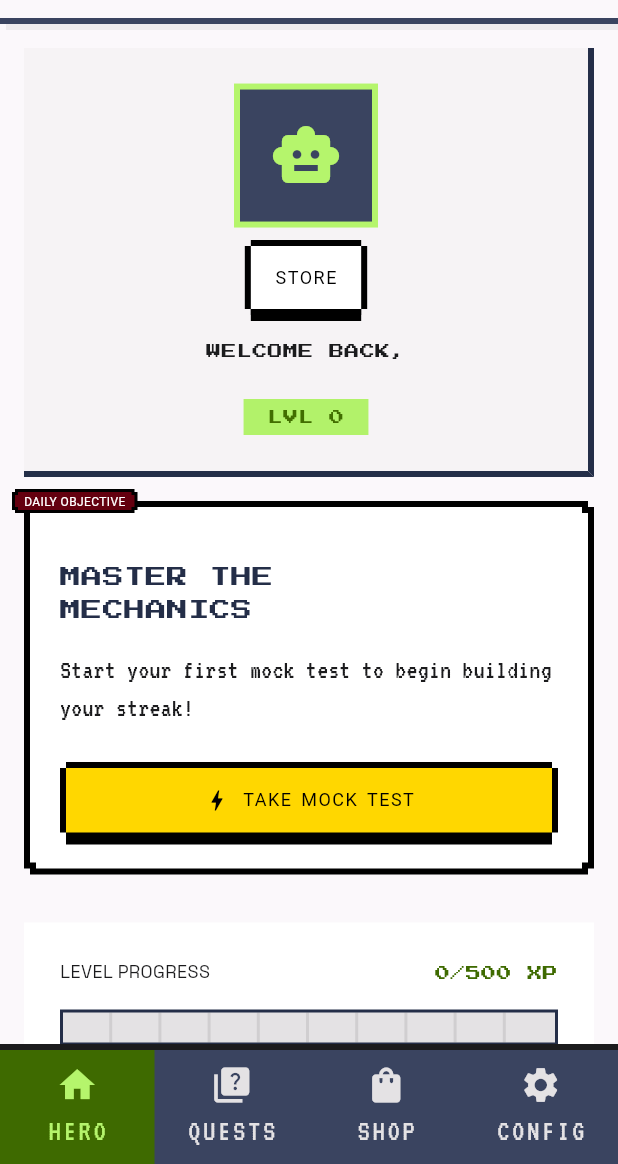
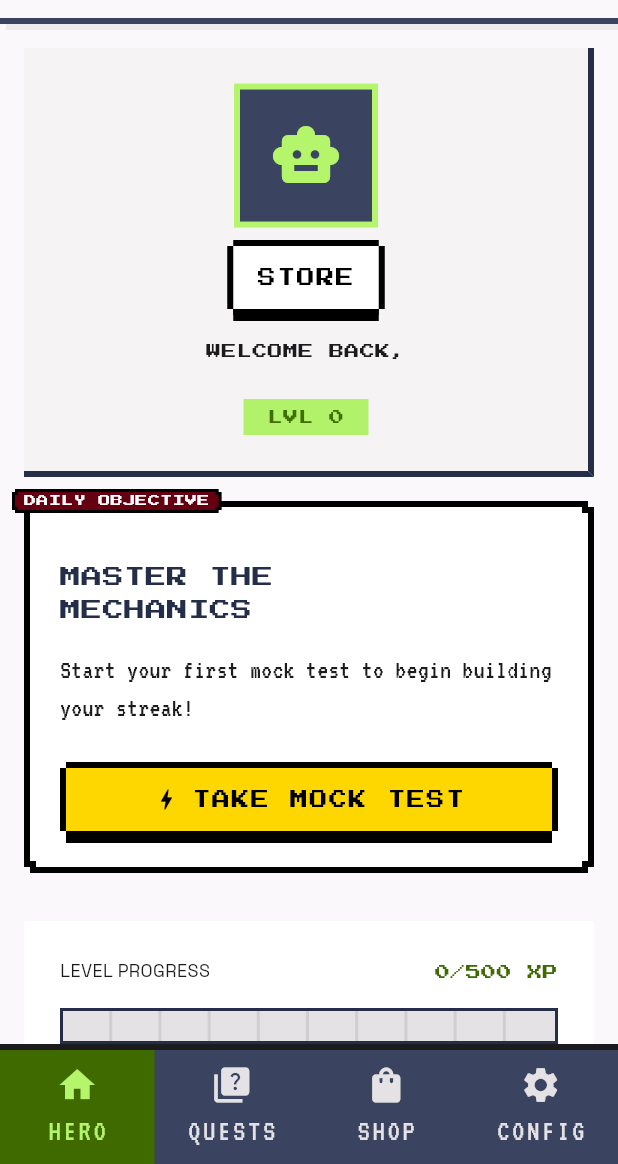
Before and after one commit to joelaah/edtech-pixelated, a Flutter app: the screen it shows once a user with an empty profile is signed in, on a phone screen of 412 x 824 dp, the part 72-1236 px from its top. Run offline on Flutter 3.47's test engine with Material 3 defaults, Android fonts, the phone set to English and light mode, and no system bars; our stand-ins replace cached_network_image, cloud_firestore, equatable, firebase_auth, firebase_core, firebase_storage and 9 more; missing offline and left inert: flutter_math_fork; accounts and stored records are empty.

Commit message:
Fix: integrate GoogleFonts for pixel-art widgets and ensure consistent typography

```diff
--- a/lib/core/widgets/pixel_button.dart
+++ b/lib/core/widgets/pixel_button.dart
@@ -1,4 +1,5 @@
 import 'package:flutter/material.dart';
+import 'package:google_fonts/google_fonts.dart';
 
 /// Defines the visual style of the [PixelButton].
 enum PixelButtonType { primary, secondary }
@@ -113,7 +114,7 @@ class _PixelButtonState extends State<PixelButton> {
           textAlign: TextAlign.center,
           style: TextStyle(
             color: _effectiveTextColor,
-            fontFamily: 'PressStart2P',
+            fontFamily: GoogleFonts.pressStart2p().fontFamily,
             fontSize: 12,
             letterSpacing: 1.0,
           ),
--- a/lib/core/widgets/pixel_card.dart
+++ b/lib/core/widgets/pixel_card.dart
@@ -1,4 +1,5 @@
 import 'package:flutter/material.dart';
+import 'package:google_fonts/google_fonts.dart';
 import 'package:bitwise_academy/core/constants/app_colors.dart';
 import 'package:bitwise_academy/core/constants/app_spacing.dart';
 import 'package:bitwise_academy/core/constants/app_typography.dart';
@@ -85,7 +86,7 @@ class _PixelCardState extends State<PixelCard> {
                       style: AppTypography.labelSm.copyWith(
                         color: AppColors.onTertiary,
                         fontSize: 8,
-                        fontFamily: 'PressStart2P',
+                        fontFamily: GoogleFonts.pressStart2p().fontFamily,
                       ),
                     ),
                   ),
--- a/lib/core/widgets/pixel_typography.dart
+++ b/lib/core/widgets/pixel_typography.dart
@@ -1,4 +1,5 @@
 import 'package:flutter/material.dart';
+import 'package:google_fonts/google_fonts.dart';
 
 /// Pre-defined typographic variants specifically tuned for pixel fonts.
 enum PixelTextVariant { heading1, heading2, body, caption }
@@ -27,9 +28,9 @@ class PixelTypography extends StatelessWidget {
 
   /// Retrieves the meticulously tuned text style for the variant.
   TextStyle _getStyle(BuildContext context) {
-    // We assume 'PressStart2P' or a similar font will be declared in pubspec.yaml
+    // We use GoogleFonts.pressStart2p() to ensure the font is correctly loaded
     final baseStyle = TextStyle(
-      fontFamily: 'PressStart2P',
+      fontFamily: GoogleFonts.pressStart2p().fontFamily,
       color: color ?? Colors.black,
       height:
           1.5, // Increased line height to prevent blocky characters from bleeding into each other
```
Also changed, not shown: lib/core/widgets/pixel_progress_bar.dart (+5 -4 lines).
